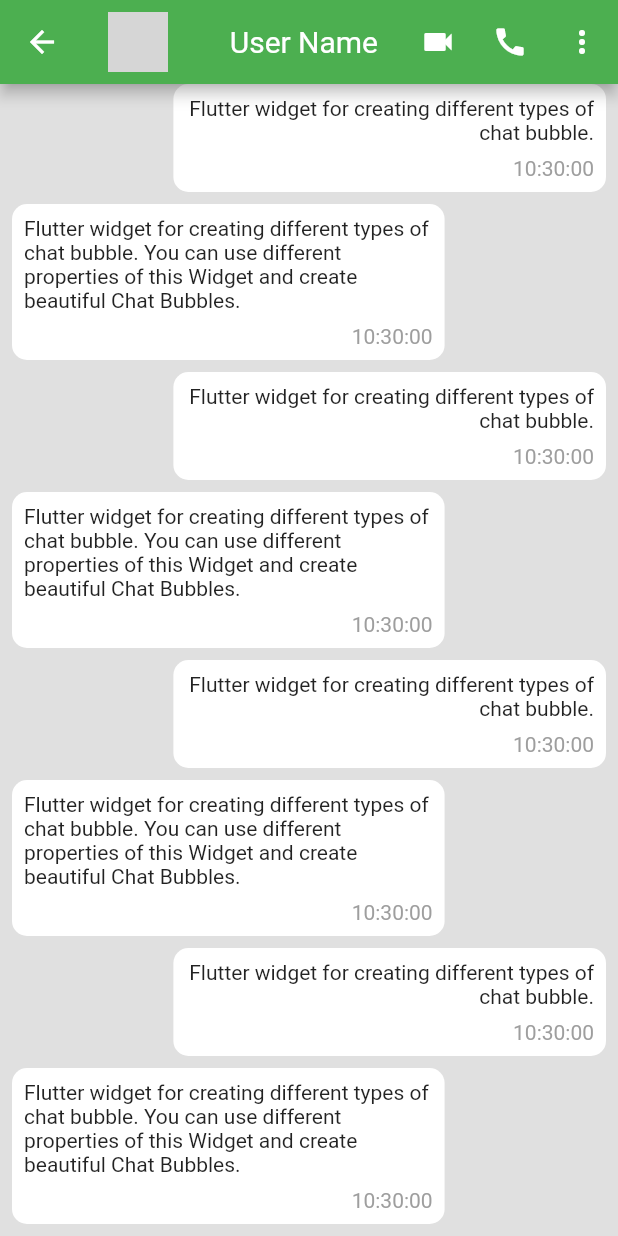
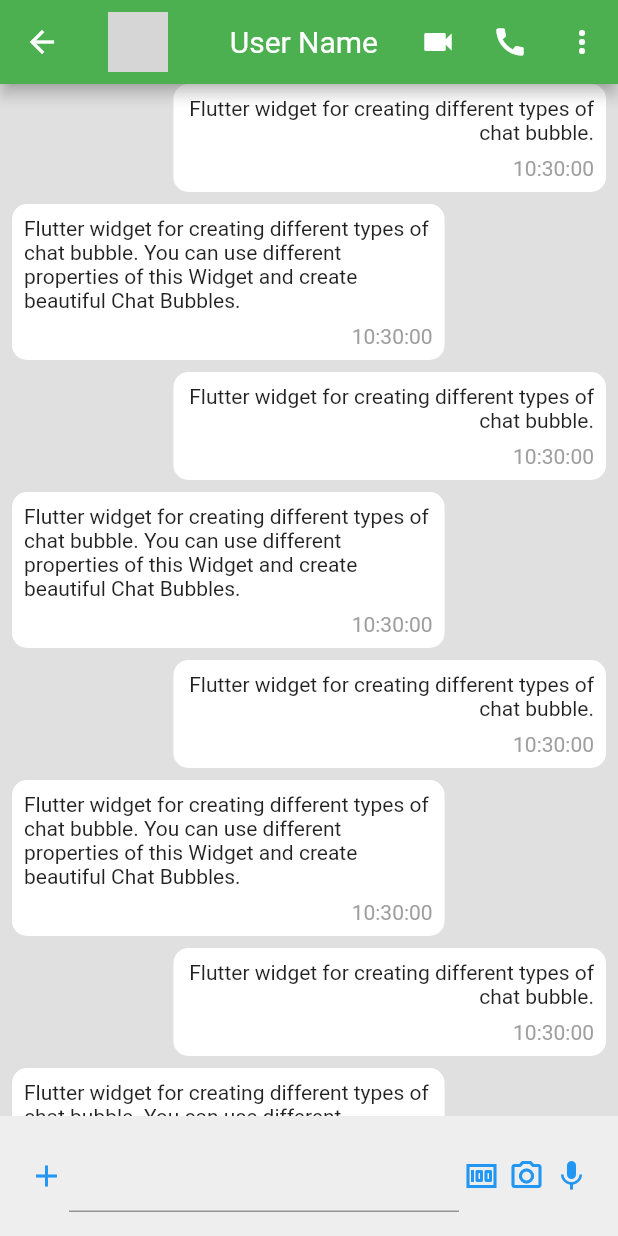
Before and after one commit to dineshnagarajandev/Flutter-UIKit, a Flutter app: the ChatConversation screen opened directly, on a phone screen of 412 x 824 dp. Run offline on Flutter 3.47's test engine with Material 2 defaults, Android fonts, the phone set to English and light mode, and no system bars; network calls fail; grey boxes are pictures that could not be loaded.

Commit message:
WhatsApp - Text input view for chat conversation view included

```diff
--- a/lib/WhatsApp/ChatConversation.dart
+++ b/lib/WhatsApp/ChatConversation.dart
@@ -10,6 +10,7 @@ class ChatConversation extends StatefulWidget {
 
 class _ChatConversationState extends State<ChatConversation> {
   ScrollController chatListViewController = ScrollController();
+  TextEditingController chatTextFieldController = TextEditingController();
 
   @override
   void initState() {
@@ -64,7 +65,9 @@ class _ChatConversationState extends State<ChatConversation> {
             ),
           ],
         ),
-        body: Center(
+        body: Stack(children: [
+          Padding(
+            padding: const EdgeInsets.only(bottom: 80),
             child: Container(
               color: Colors.grey[300],
               child: ListView.separated(
@@ -75,14 +78,105 @@ class _ChatConversationState extends State<ChatConversation> {
                       height: 8,
                     );
                   },
-                itemCount: 100,
+                  itemCount: 20,
                   itemBuilder: (context, index) {
                     return (index % 2 == 0)
                         ? sentMessage(context)
                         : receivedMessage(context);
                   }),
             ),
-        ));
+          ),
+          Align(
+            alignment: Alignment.bottomCenter,
+            child: Container(
+              height: 80,
+              decoration: BoxDecoration(color: Colors.grey[200]),
+              child: Row(
+                children: [
+                  SizedBox(
+                    width: 16,
+                  ),
+                  InkWell(
+                    onTap: () {
+                      print("Add media");
+                    },
+                    child: Container(
+                      height: 30,
+                      width: 30,
+                      decoration: BoxDecoration(color: Colors.transparent),
+                      child: Icon(
+                        Icons.add,
+                        color: Colors.blue,
+                      ),
+                    ),
+                  ),
+                  Expanded(
+                      child: TextField(
+                    controller: chatTextFieldController,
+                    onChanged: (value) {
+                      print(value);
+                      setState(() {});
+                    },
+                  )),
+                  (chatTextFieldController.text.isEmpty)
+                      ? InkWell(
+                          onTap: () {
+                            print("Add media");
+                          },
+                          child: Container(
+                            height: 30,
+                            width: 30,
+                            decoration:
+                                BoxDecoration(color: Colors.transparent),
+                            child: Icon(
+                              Icons.money_outlined,
+                              color: Colors.blue,
+                            ),
+                          ),
+                        )
+                      : Container(),
+                  (chatTextFieldController.text.isEmpty)
+                      ? InkWell(
+                          onTap: () {
+                            print("Add media");
+                          },
+                          child: Container(
+                            height: 30,
+                            width: 30,
+                            decoration:
+                                BoxDecoration(color: Colors.transparent),
+                            child: Icon(
+                              Icons.camera_alt_outlined,
+                              color: Colors.blue,
+                            ),
+                          ),
+                        )
+                      : Container(),
+                  (chatTextFieldController.text.isEmpty)
+                      ? InkWell(
+                          onTap: () {
+                            print("Add audio");
+                          },
+                          child: Container(
+                            height: 30,
+                            width: 30,
+                            decoration:
+                                BoxDecoration(color: Colors.transparent),
+                            child: Icon(
+                              Icons.mic,
+                              color: Colors.blue,
+                            ),
+                          ),
+                        )
+                      : Container(),
+                  SizedBox(
+                    width: 16,
+                  )
+                ],
+              ),
+            ),
+          )
+        ]));
   }
 
   Widget sentMessage(context) {
```
Lines whose indentation alone changed are shown as unchanged.
